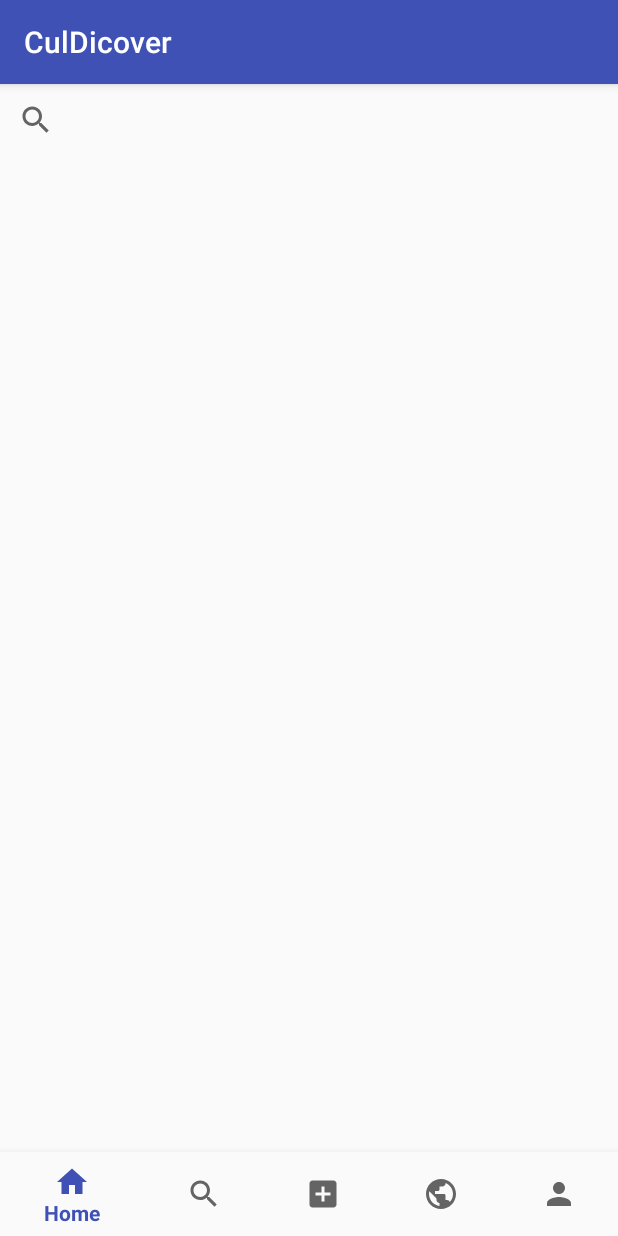
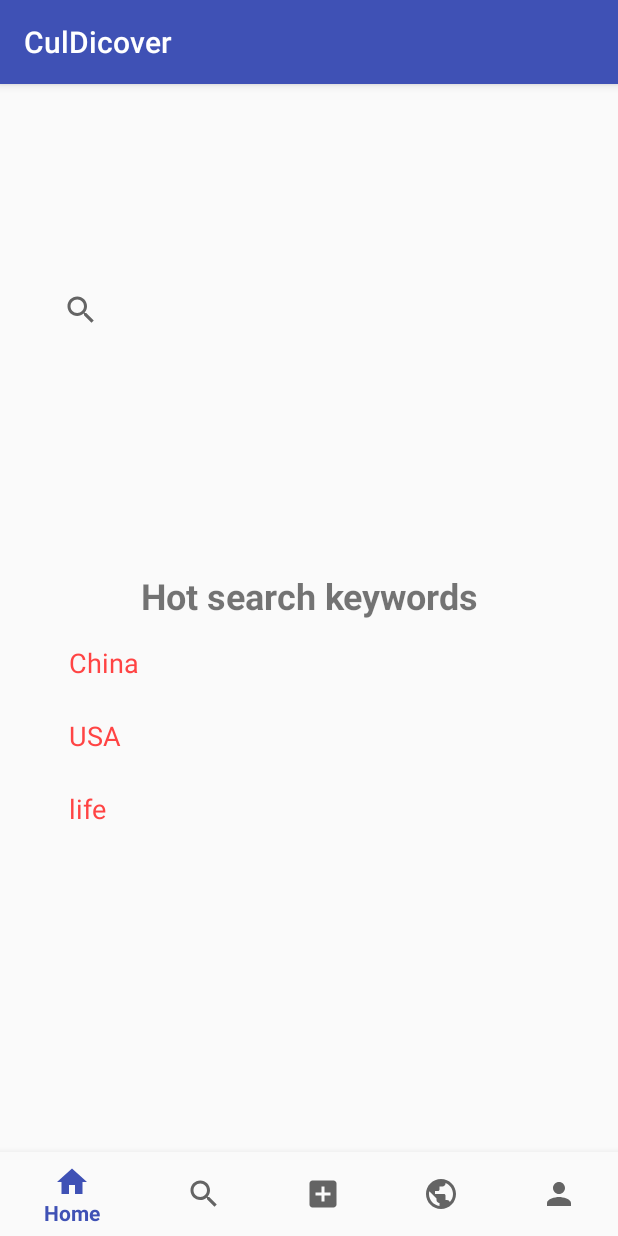
Before and after one commit to Chimshin/CultureDiscovery, an Android app: the fragment search placed in its activity, on a phone screen of 412 x 824 dp. Run offline under Robolectric (Android 15) with nearby library versions, the light colour scheme and no system bars.

Commit message:
Add new items in search

```diff
--- a/Cultural/app/src/main/java/com/cultural/cultural/fragment/home.java
+++ b/Cultural/app/src/main/java/com/cultural/cultural/fragment/home.java
@@ -29,15 +29,17 @@ public class home extends Fragment {
 
     private Button btn;
 
+    private View rootView;
 
     @Nullable
     @Override
     public View onCreateView(LayoutInflater inflater, @Nullable ViewGroup container, @Nullable Bundle savedInstanceState) {
 
-        View view = inflater.inflate(R.layout.fragment_home, container, false);
-        mRecyclerView = view.findViewById(R.id.recyclerView);
+        View rootView = inflater.inflate(R.layout.fragment_home, container, false);
+
+        mRecyclerView = rootView.findViewById(R.id.recyclerView);
         initView();
-        return view;
+        return rootView;
     }
 
 
@@ -76,23 +78,4 @@ public class home extends Fragment {
                 "normally 5:30 to 6:30",
                 0));
         }
-
-    @Override
-    public void onActivityCreated(Bundle savedInstanceState){
-        super.onActivityCreated(savedInstanceState);
-        btn = (Button) getActivity().findViewById(R.id.button);
-
-        btn.setOnClickListener(new View.OnClickListener() {
-            @Override
-            public void onClick(View v) {
-                Intent intent = new Intent(getActivity(), commentActivity.class);
-                startActivity(intent);
-            }
-        });
-
-
-    }
-
-
-
 }
--- a/Cultural/app/src/main/res/layout/fragment_search.xml
+++ b/Cultural/app/src/main/res/layout/fragment_search.xml
@@ -9,7 +9,82 @@
 
     <SearchView
         android:layout_width="352dp"
-        android:layout_height="0dp"
+        android:layout_height="wrap_content"
+        android:layout_centerHorizontal="true"
         android:layout_centerVertical="true"
-        android:layout_centerHorizontal="true"/>
+        android:layout_marginBottom="16dp"
+        android:layout_marginEnd="8dp"
+        android:layout_marginStart="8dp"
+        android:layout_marginTop="8dp"
+        app:layout_constraintBottom_toTopOf="@+id/constraintLayout"
+        app:layout_constraintEnd_toEndOf="parent"
+        app:layout_constraintStart_toStartOf="parent"
+        app:layout_constraintTop_toTopOf="parent" />
+
+    <android.support.constraint.ConstraintLayout
+        android:id="@+id/constraintLayout"
+        android:layout_width="368dp"
+        android:layout_height="443dp"
+        android:layout_marginBottom="16dp"
+        android:layout_marginEnd="8dp"
+        android:layout_marginStart="8dp"
+        app:layout_constraintBottom_toBottomOf="parent"
+        app:layout_constraintEnd_toEndOf="parent"
+        app:layout_constraintStart_toStartOf="parent">
+
+        <TextView
+            android:id="@+id/textView2"
+            android:layout_width="wrap_content"
+            android:layout_height="wrap_content"
+            android:layout_marginEnd="8dp"
+            android:layout_marginStart="8dp"
+            android:layout_marginTop="16dp"
+            android:text="Hot search keywords"
+            android:textSize="24sp"
+            android:textStyle="bold"
+            app:layout_constraintEnd_toEndOf="parent"
+            app:layout_constraintStart_toStartOf="parent"
+            app:layout_constraintTop_toTopOf="parent" />
+
+        <TextView
+            android:id="@+id/textView14"
+            android:layout_width="wrap_content"
+            android:layout_height="wrap_content"
+            android:layout_marginStart="24dp"
+            android:layout_marginTop="16dp"
+            android:text="China"
+            android:textColor="@android:color/holo_red_light"
+            android:textColorLink="@android:color/holo_red_light"
+            android:textSize="18sp"
+            android:textStyle="normal"
+            app:layout_constraintStart_toStartOf="parent"
+            app:layout_constraintTop_toBottomOf="@+id/textView2" />
+
+        <TextView
+            android:id="@+id/textView15"
+            android:layout_width="wrap_content"
+            android:layout_height="wrap_content"
+            android:layout_marginStart="24dp"
+            android:layout_marginTop="24dp"
+            android:text="USA"
+            android:textColor="@android:color/holo_red_light"
+            android:textColorLink="@android:color/holo_red_light"
+            android:textSize="18sp"
+            app:layout_constraintStart_toStartOf="parent"
+            app:layout_constraintTop_toBottomOf="@+id/textView14" />
+
+        <TextView
+            android:id="@+id/textView18"
+            android:layout_width="wrap_content"
+            android:layout_height="wrap_content"
+            android:layout_marginStart="24dp"
+            android:layout_marginTop="24dp"
+            android:text="life"
+            android:textColor="@android:color/holo_red_light"
+            android:textColorLink="@android:color/holo_red_light"
+            android:textSize="18sp"
+            app:layout_constraintStart_toStartOf="parent"
+            app:layout_constraintTop_toBottomOf="@+id/textView15" />
+
+    </android.support.constraint.ConstraintLayout>
 </android.support.constraint.ConstraintLayout>
```
